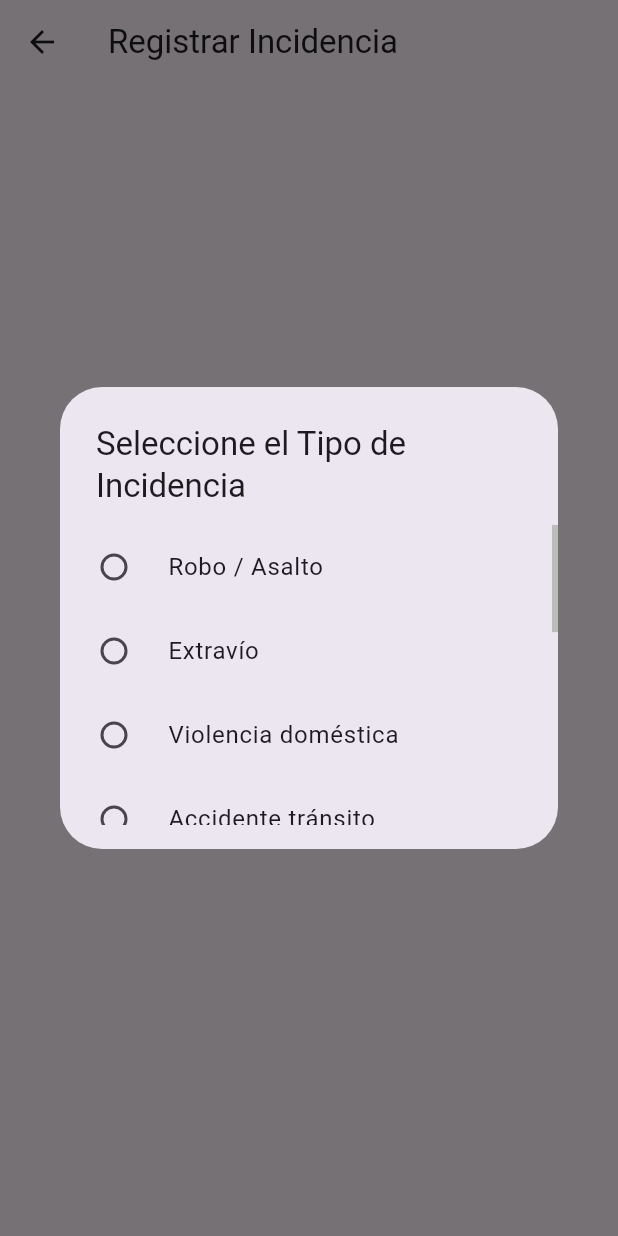
After one commit to Nanitaaaa/segurapp, a Flutter app: the RegistrarIncidencia screen opened directly, after a tap on "Tipo de Incidencia", on a phone screen of 412 x 824 dp. The commit adds this screen. Run offline on Flutter 3.47's test engine with Material 3 defaults, Android fonts, the phone set to English and light mode, and no system bars; our stand-ins replace cloud_firestore, firebase_core, gap; accounts and stored records are empty.

Commit message:
Aporte de Pablo

```diff
--- a/lib/main.dart
+++ b/lib/main.dart
@@ -2,6 +2,7 @@ import 'package:flutter/material.dart';
 
 //Importaciones para Firebase
 import 'package:firebase_core/firebase_core.dart';
+
 
 //Paginas de la aplicación
 import 'firebase_options.dart';
--- a/lib/pages/home_page.dart
+++ b/lib/pages/home_page.dart
@@ -81,7 +81,9 @@ class _HomeState extends State<Home> {
                       snapshot.data?[index]['cliente']??'',
                       snapshot.data?[index]['fecha']??'',
                       snapshot.data?[index]['id'],
+                      snapshot.data?[index]['descripcion'],
                       snapshot.data?[index]['tipo'],
+                      snapshot.data?[index]['estado'],
                       });
                       //Actualizar la lista de incidencias
                       setState(() {});
--- /dev/null
+++ b/lib/pages/registrarIncidencia.dart
@@ -0,0 +1,207 @@
+import 'package:flutter/material.dart';
+import 'listadoincidencias.dart';
+
+// Lista global para almacenar las incidencias
+List<Incidencia> listaIncidencias = [];
+int contadorIncidencias = 1;
+
+// Clase que define la estructura de una incidencia
+class Incidencia {
+  final String id;
+  final String categoria;
+  final String descripcion;
+  String estado;
+
+  Incidencia({
+    required this.id,
+    required this.categoria,
+    required this.descripcion,
+    this.estado = 'Abierto',
+  });
+}
+
+// Widget principal para registrar incidencias
+class RegistrarIncidencia extends StatefulWidget {
+  const RegistrarIncidencia({super.key});
+
+  @override
+  // ignore: library_private_types_in_public_api
+  _RegistrarIncidenciaState createState() => _RegistrarIncidenciaState();
+}
+
+class _RegistrarIncidenciaState extends State<RegistrarIncidencia> {
+  // Controlador para el campo de texto de la descripción
+  final TextEditingController descripcionController = TextEditingController();
+  String _tipoIncidencia = '';
+  final List<String> _tiposIncidencia = [
+    'Robo / Asalto',
+    'Extravío',
+    'Violencia doméstica',
+    'Accidente tránsito',
+    'Actividad sospechosa',
+    'Disturbios',
+    'Incendio',
+    'Cortes de transito',
+    'Portonazo',
+    'Otro..',
+  ];
+
+  // Función para mostrar el diálogo de selección de tipo de incidencia
+  void _showTipoIncidenciaDialog(BuildContext context) async {
+    await showDialog(
+      context: context,
+      builder: (BuildContext context) {
+        return SimpleDialog(
+          title: const Text('Seleccione el Tipo de Incidencia'),
+          children: [
+            SizedBox(
+              height: 200, // Ajusta la altura según sea necesario
+              width: 300, // Ajusta el ancho según sea necesario
+              child: Scrollbar(
+                thumbVisibility: true, // Asegura que el scrollbar sea visible
+                child: ListView(
+                  children: _tiposIncidencia.map((tipo) {
+                    return RadioListTile<String>(
+                      title: Text(tipo),
+                      value: tipo,
+                      groupValue: _tipoIncidencia,
+                      onChanged: (String? value) {
+                        setState(() {
+                          _tipoIncidencia = value ?? '';
+                        });
+                        Navigator.pop(context);
+                      },
+                    );
+                  }).toList(),
+                ),
+              ),
+            ),
+          ],
+        );
+      },
+    );
+  }
+
+  // Función para guardar una nueva incidencia en la lista
+  void _guardarIncidencia(String categoria, String descripcion) {
+    Incidencia incidencia = Incidencia(
+      id: contadorIncidencias.toString(),
+      categoria: categoria,
+      descripcion: descripcion,
+      estado: 'Abierto',
+    );
+    setState(() {
+      listaIncidencias.add(incidencia);
+      contadorIncidencias++;
+    });
+  }
+
+  // Función para registrar una nueva incidencia
+  void _registrarIncidencia() {
+    if (_tipoIncidencia.isEmpty || descripcionController.text.isEmpty) {
+      ScaffoldMessenger.of(context).showSnackBar(
+        const SnackBar(
+          content: Text('Debe seleccionar un tipo de incidencia y proporcionar una descripción.'),
+        ),
+      );
+      return;
+    }
+
+    showDialog(
+      context: context,
+      builder: (BuildContext context) {
+        return SimpleDialog(
+          title: const Text('Confirmar Registro'),
+          children: [
+            const Padding(
+              padding: EdgeInsets.all(16.0),
+              // ignore: prefer_const_constructors
+              child: Text('¿Está seguro de que desea registrar esta incidencia?'),
+            ),
+            Row(
+              mainAxisAlignment: MainAxisAlignment.end,
+              children: [
+                TextButton(
+                  onPressed: () {
+                    Navigator.pop(context);
+                  },
+                  child: const Text('Editar'),
+                ),
+                TextButton(
+                  onPressed: () {
+                    _guardarIncidencia(_tipoIncidencia, descripcionController.text);
+                    ScaffoldMessenger.of(context).showSnackBar(
+                      const SnackBar(
+                        content: Text('Incidencia registrada exitosamente.'),
+                      ),
+                    );
+                    Navigator.pop(context);
+                    Navigator.push(
+                      context,
+                      MaterialPageRoute(
+                        builder: (context) => const ListaIncidencias(),
+                      ),
+                    );
+                  },
+                  child: const Text('Registrar'),
+                ),
+              ],
+            ),
+          ],
+        );
+      },
+    );
+  }
+
+  @override
+  Widget build(BuildContext context) {
+    return Scaffold(
+      appBar: AppBar(
+        title: const Text('Registrar Incidencia'),
+      ),
+      body: Center(
+        child: Scrollbar(
+          child: SingleChildScrollView(
+            child: Column(
+              mainAxisAlignment: MainAxisAlignment.center,
+              children: [
+                ElevatedButton(
+                  onPressed: () {
+                    _showTipoIncidenciaDialog(context);
+                  },
+                  child: const Text('Tipo de Incidencia'),
+                ),
+                SizedBox(
+                  width: 300,
+                  child: TextField(
+                    controller: descripcionController,
+                    decoration: const InputDecoration(
+                      hintText: 'Descripción de Incidencia (max 500 caracteres)',
+                    ),
+                    maxLines: null,
+                    maxLength: 500,
+                  ),
+                ),
+                ElevatedButton(
+                  onPressed: _registrarIncidencia,
+                  child: const Text('Registrar'),
+                ),
+                ElevatedButton(
+                  onPressed: () {
+                    Navigator.push(
+                      context,
+                      MaterialPageRoute(
+                        builder: (context) => const ListaIncidencias(),
+                      ),
+                    );
+                  },
+                  child: const Text('Ver Listado de Incidencias'),
+                ),
+              ],
+            ),
+          ),
+        ),
+      ),
+    );
+  }
+}
--- a/pubspec.yaml
+++ b/pubspec.yaml
@@ -38,6 +38,7 @@ dependencies:
   firebase_core: ^2.31.0
   cloud_firestore: ^4.17.3
   gap: ^3.0.1
+  intl: ^0.19.0
 
 dev_dependencies:
   flutter_test:
```
Also changed, not shown: lib/pages/create_page.dart (+46 -6 lines), lib/pages/experimental.dart (added, +22 -0 lines), lib/pages/listadoIncidencias.dart (added, +137 -0 lines), lib/pages/mainIncidencias.dart (added, +65 -0 lines), lib/pages/update_page.dart (+71 -8 lines), lib/services/firebase.dart (+8 -2 lines), pubspec.lock, 1 other file.
